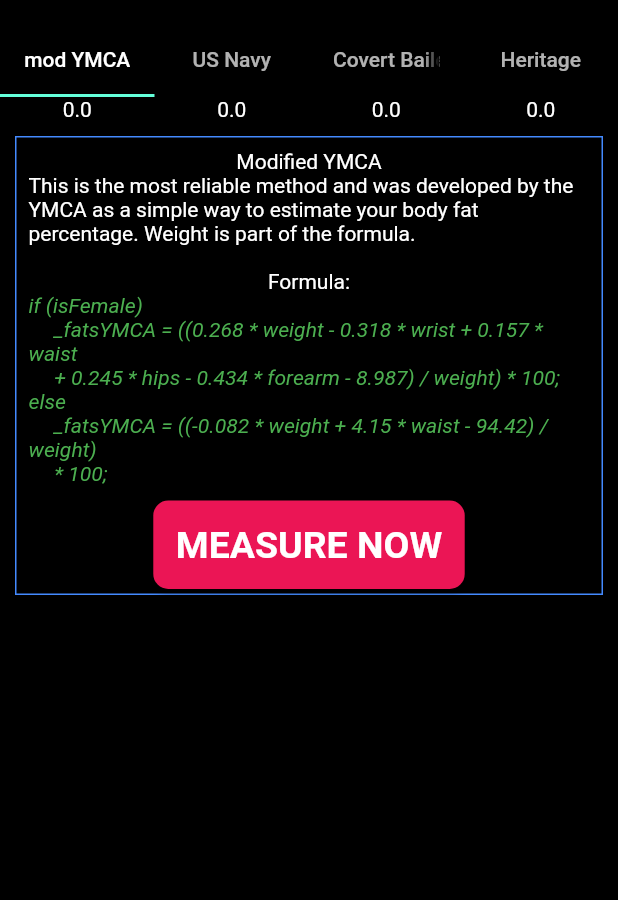
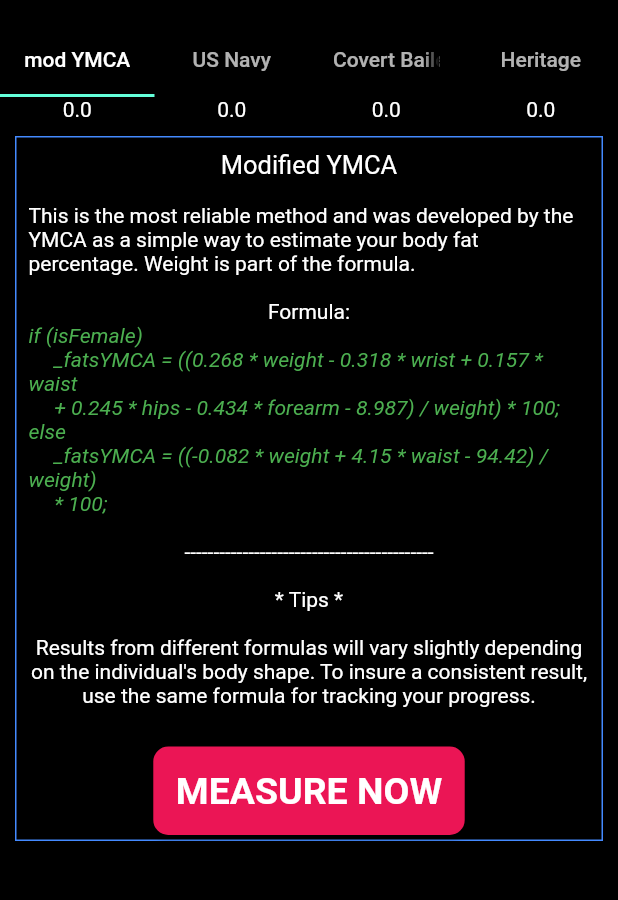
Before and after one commit to JhorAVi/Fats-Calculator, a Flutter app: the FatsTape screen opened directly, on a phone screen of 412 x 824 dp, the part 59-959 px from its top. Run offline on Flutter 3.47's test engine with Material 2 defaults, Android fonts, the phone set to English and light mode, and no system bars; our stand-ins replace animated_text_kit, font_awesome_flutter; missing offline and left inert: dart_numerics.

Commit message:
Started editing the text infos

```diff
--- a/lib/bf_tape_page.dart
+++ b/lib/bf_tape_page.dart
@@ -60,31 +60,6 @@ class _FatsTapeState extends State<FatsTape> with TickerProviderStateMixin {
     Tab(text: 'Heritage'),
   ];
 
-  final _kTabPages = <Widget>[
-    // probably useless
-    TabWidget(
-      title: 'Modified YMCA',
-      description: kYMCADescription,
-      formula: kYMCAFormula,
-      //animate: animateButton,
-    ),
-    TabWidget(
-      title: 'Department of Defense a.k.a. US Navy',
-      description: kUSNAVYDescription,
-      formula: kUSNAVYFormula,
-    ),
-    TabWidget(
-      title: 'Covert Bailey',
-      description: kCovertBaileyDescription,
-      formula: kCoverBaileyFormula,
-    ),
-    TabWidget(
-      title: 'Heritage',
-      description: kHeritageDescription,
-      formula: kHeritageFormula,
-    ),
-  ];
-
   // Tab controller
   TabController _tabController;
 
@@ -92,7 +67,7 @@ class _FatsTapeState extends State<FatsTape> with TickerProviderStateMixin {
   void initState() {
     super.initState();
     selectedGender = Gender.male; // set male as default
-    sliderValues.selectedButton = ButtonScale.age; // set age as default
+    // sliderValues.selectedButton = ButtonScale.age; // set age as default. useless
     _tabController = new TabController(vsync: this, length: _kTabs.length);
 
     animateSlider = AnimationController(vsync: this, duration: Duration(seconds: 1), lowerBound: 1, upperBound: 407);
@@ -185,6 +160,9 @@ class _FatsTapeState extends State<FatsTape> with TickerProviderStateMixin {
           // Tab INTRO before showing the scale buttons
           Visibility(
             visible: introVisible,
+            child: Expanded(
+              // this is the reason why SingleShildScrollView works
+              child: SingleChildScrollView(
                 child: Container(
                   // TAB Contents VIEW
                   margin: const EdgeInsets.all(10),
@@ -196,13 +174,14 @@ class _FatsTapeState extends State<FatsTape> with TickerProviderStateMixin {
                       description: introData.description[introIndex],
                       formula: introData.formula[introIndex],
                       introIndex: introIndex,
-                  animate: (val) {
+                      tips: introData.tips,
+/*                  animate: (val) {
                         val.forward();
                         val.addListener(() {
                           print(val.animate.value);
                           setState(() {});
                         });
-                  },
+                      },*/
                       onPressed: () {
                         // When the close intro button is pressed
                         setState(() {
@@ -236,6 +215,8 @@ class _FatsTapeState extends State<FatsTape> with TickerProviderStateMixin {
                           }
                         });
                       }),
+                ),
+              ),
             ),
           ),
           // Make all the scale buttons Invisible while on tab intro
--- a/lib/constants.dart
+++ b/lib/constants.dart
@@ -60,7 +60,7 @@ enum FatFormula {
   HERIGATE,
 }
 const kYMCADescription =
-    'This is the most reliable method and was developed by the YMCA as a simple way to estimate your body fat percentage. Weight is part of the formula.\n';
+    '\nThis is the most reliable method and was developed by the YMCA as a simple way to estimate your body fat percentage. Weight is part of the formula.\n';
 const kYMCAFormula = 'if (isFemale)\n'
     '     _fatsYMCA = ((0.268 * weight - 0.318 * wrist + 0.157 * waist\n'
     '     + 0.245 * hips - 0.434 * forearm - 8.987) / weight) * 100;\n'
@@ -69,7 +69,7 @@ const kYMCAFormula = 'if (isFemale)\n'
     '     * 100;';
 
 const kUSNAVYDescription =
-    'Department of Defense a.k.a. US Navy: Very reliable. Height is part of the formula but no weight. The demographics though are young and healthy.\n';
+    '\nDepartment of Defense a.k.a. US Navy: Very reliable. Height is part of the formula but no weight. The demographics though are young and healthy.\n';
 const kUSNAVYFormula = 'if (isFemale)\n'
     '     _fatsUSNAVY = 163.205 * log10(waist + hips - neck)\n'
     '     - 97.684 * log10(height) - 78.387;\n'
@@ -77,7 +77,7 @@ const kUSNAVYFormula = 'if (isFemale)\n'
     '     _fatsUSNAVY = 86.01 * log10(waist - neck)\n'
     '     - 70.041 * log10(height) + 36.76;';
 
-const kHeritageDescription = 'This method is very simplistic as the only variables needed are your age and your Body Mass Index\n';
+const kHeritageDescription = '\nThis method is very simplistic as the only variables needed are your age and your Body Mass Index.\n';
 const kHeritageFormula = 'double bmi = weightKg / (pow(heightCm / 100, 2));\n'
     'if (isFemale)\n'
     '     _fatsHERITAGE = (1.39 * bmi) + (0.16 * age) - 9;\n'
@@ -85,7 +85,7 @@ const kHeritageFormula = 'double bmi = weightKg / (pow(heightCm / 100, 2));\n'
     '     _fatsHERITAGE = (1.39 * bmi) + (0.16 * age) - 19.34;';
 
 const kCovertBaileyDescription =
-    'This is probably the newest method among the list created by a well known diet guru. Maybe better for active people. It does\'nt use height nor weight\n';
+    '\nThis is probably the newest method among the list created by a well known diet guru. Maybe better for active people. It does\'nt use height nor weight.\n';
 const kCoverBaileyFormula = 'if (isFemale) {\n'
     '     if (age <= 30)\n'
     '          _fatsCOVERTBAILEY = hips + (0.8 * thigh) - (2 * calf) - wrist;\n'
@@ -97,3 +97,7 @@ const kCoverBaileyFormula = 'if (isFemale) {\n'
     '     else\n'
     '          _fatsCOVERTBAILEY = waist + (0.5 * hips) - (2.7 * forearm) - wrist;\n'
     '}';
+const kTips = '\n-------------------------------------------\n\n'
+    '* Tips *\n\n'
+    'Results from different formulas will vary slightly depending on the individual\'s body shape. To insure a consistent '
+    'result, use the same formula for tracking your progress.\n';
--- a/lib/my_widgets.dart
+++ b/lib/my_widgets.dart
@@ -138,12 +138,19 @@ class SliderSideButton extends StatelessWidget {
 
 // Tabs Tabs Tabs
 class TabWidget extends StatefulWidget {
-  final String title, description, formula;
+  final String title, description, formula, tips;
   final int introIndex;
   final Function onPressed;
-  final Function animate;
+  //final Function animate;
 
-  TabWidget({this.title, this.description, this.formula, this.introIndex, this.onPressed, this.animate});
+  TabWidget({
+    this.title,
+    this.description,
+    this.formula,
+    this.introIndex,
+    this.tips,
+    this.onPressed,
+  });
 
   @override
   _TabWidgetState createState() => _TabWidgetState();
@@ -154,7 +161,7 @@ class _TabWidgetState extends State<TabWidget> {
   void initState() {
     // TODO: implement initState
     super.initState();
-    widget.animate;
+    //widget.animate;
   }
 
   @override
@@ -162,13 +169,14 @@ class _TabWidgetState extends State<TabWidget> {
     return Column(
       children: [
         Container(
+          // Contains the text information except the button
           padding: EdgeInsets.only(left: 5, top: 5, right: 5),
-          child: SingleChildScrollView(
           child: Column(
             children: <Widget>[
               Text(
                 widget.title,
                 textAlign: TextAlign.center,
+                style: TextStyle(fontSize: 17),
               ),
               Text(
                 widget.description,
@@ -183,8 +191,11 @@ class _TabWidgetState extends State<TabWidget> {
                 widget.formula,
                 style: TextStyle(fontStyle: FontStyle.italic, color: Colors.green, fontSize: 14),
               ),
+              Text(
+                widget.tips,
+                textAlign: TextAlign.center,
+              ),
             ],
-            ),
           ),
         ),
         SizedBox(
--- a/lib/scale_class.dart
+++ b/lib/scale_class.dart
@@ -6,6 +6,7 @@ class IntroData {
   var title = ['Modified YMCA', 'Department of Defense a.k.a. US Navy', 'Covert Bailey', 'Heritage'];
   var description = [kYMCADescription, kUSNAVYDescription, kCovertBaileyDescription, kHeritageDescription];
   var formula = [kYMCAFormula, kUSNAVYFormula, kCoverBaileyFormula, kHeritageFormula];
+  var tips = kTips;
 }
 
 // values used for the slider
```
Lines whose indentation alone changed are shown as unchanged.
